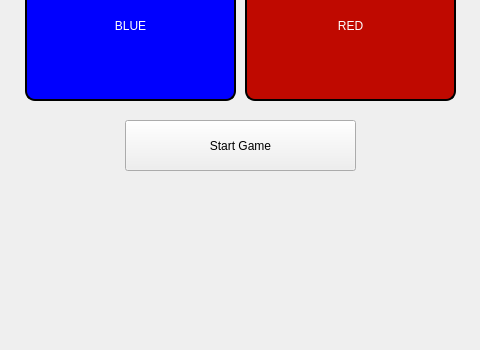
Qt form SimonGame/mainwindow.ui (UofU-CS3505/cs3505-assignment6-Tuyetminhvu) before a commit; both pictures show x 105 to 585 and y 250 to 600 of the 800 by 600 pixel window.
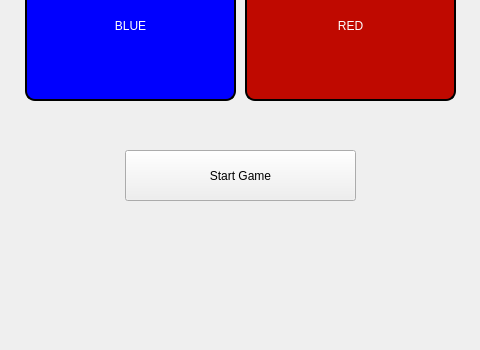
The same form after that commit.

The edit to the form file:
```diff
--- a/SimonGame/mainwindow.ui
+++ b/SimonGame/mainwindow.ui
@@ -570,7 +570,7 @@
     <property name="geometry">
      <rect>
       <x>230</x>
-      <y>370</y>
+      <y>400</y>
       <width>231</width>
       <height>51</height>
      </rect>
```
Left out of the diff: 19 changed lines with no effect on the pictures.
